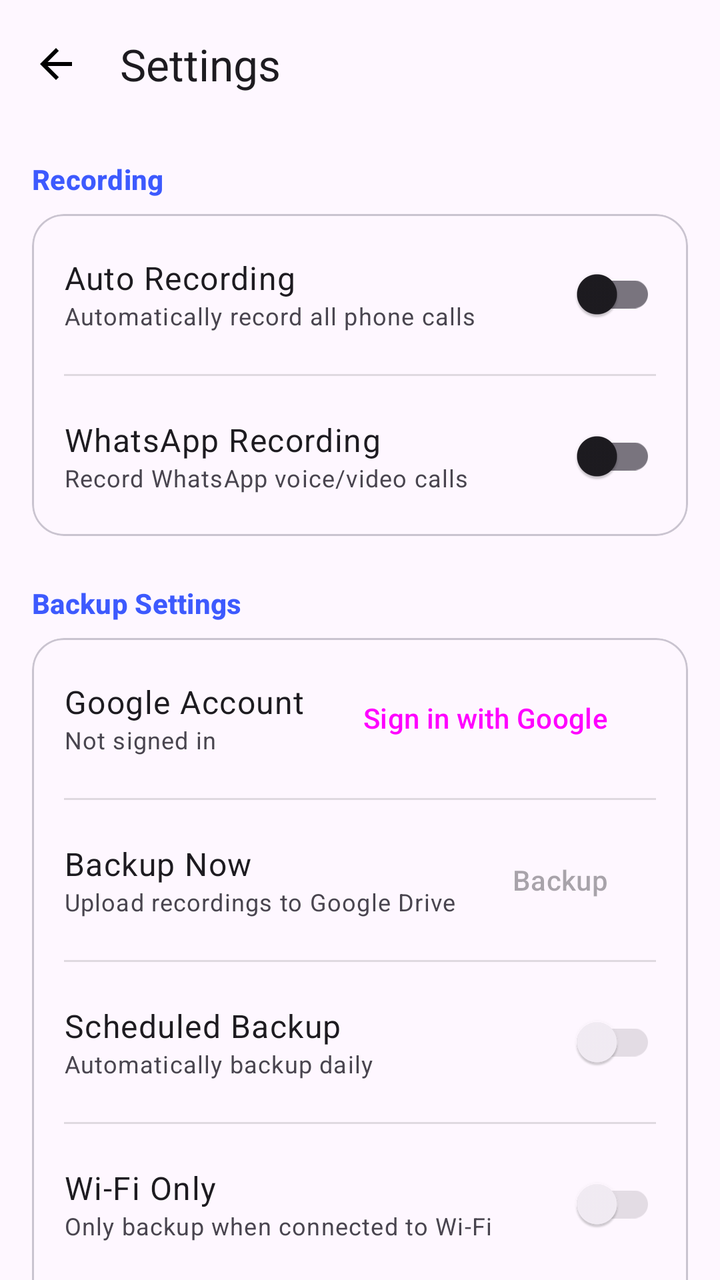
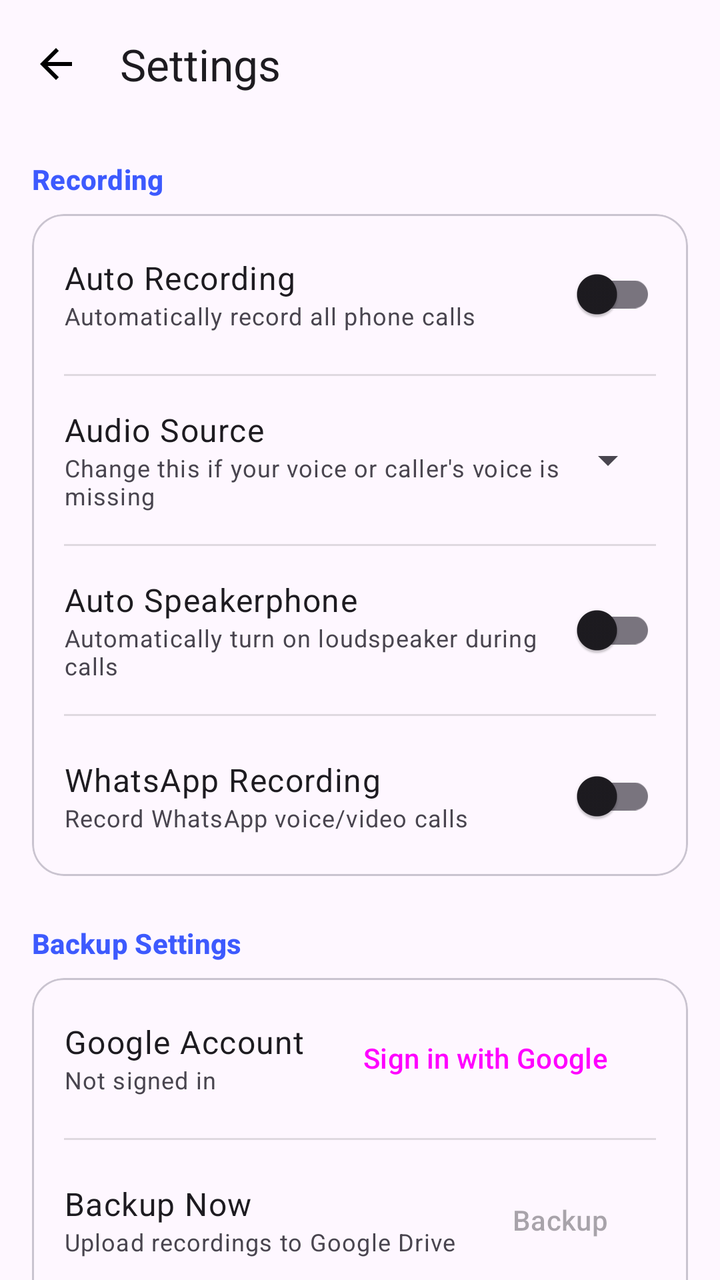

Screens rendered from an Android XML layout before and after an edit, with the pre-edit source and the edit as a unified diff.
<!-- AndroidManifest.xml: application theme Theme.SafeCallRecorder -->
<!-- res/layout/activity_settings.xml -->
<?xml version="1.0" encoding="utf-8"?>
<androidx.coordinatorlayout.widget.CoordinatorLayout xmlns:android="http://schemas.android.com/apk/res/android"
    xmlns:app="http://schemas.android.com/apk/res-auto"
    android:layout_width="match_parent"
    android:layout_height="match_parent"
    android:background="?android:colorBackground">

    <com.google.android.material.appbar.AppBarLayout
        android:layout_width="match_parent"
        android:layout_height="wrap_content">

        <com.google.android.material.appbar.MaterialToolbar
            android:id="@+id/toolbar"
            android:layout_width="match_parent"
            android:layout_height="?attr/actionBarSize"
            app:title="@string/settings"
            app:navigationIcon="@drawable/ic_arrow_back" />

    </com.google.android.material.appbar.AppBarLayout>

    <androidx.core.widget.NestedScrollView
        android:layout_width="match_parent"
        android:layout_height="match_parent"
        app:layout_behavior="@string/appbar_scrolling_view_behavior">

        <LinearLayout
            android:layout_width="match_parent"
            android:layout_height="wrap_content"
            android:orientation="vertical"
            android:padding="16dp">

            
            <TextView
                android:layout_width="wrap_content"
                android:layout_height="wrap_content"
                android:text="Recording"
                android:textAppearance="@style/TextAppearance.Material3.LabelLarge"
                android:textColor="?colorPrimary"
                android:textStyle="bold"
                android:layout_marginBottom="8dp" />

            <com.google.android.material.card.MaterialCardView
                android:layout_width="match_parent"
                android:layout_height="wrap_content"
                app:cardCornerRadius="16dp">

                <LinearLayout
                    android:layout_width="match_parent"
                    android:layout_height="wrap_content"
                    android:orientation="vertical">

                    
                    <LinearLayout
                        android:layout_width="match_parent"
                        android:layout_height="wrap_content"
                        android:orientation="horizontal"
                        android:padding="16dp"
                        android:gravity="center_vertical">

                        <LinearLayout
                            android:layout_width="0dp"
                            android:layout_height="wrap_content"
                            android:layout_weight="1"
                            android:orientation="vertical">

                            <TextView
                                android:layout_width="wrap_content"
                                android:layout_height="wrap_content"
                                android:text="Auto Recording"
                                android:textAppearance="@style/TextAppearance.Material3.BodyLarge" />

                            <TextView
                                android:layout_width="wrap_content"
                                android:layout_height="wrap_content"
                                android:text="Automatically record all phone calls"
                                android:textAppearance="@style/TextAppearance.Material3.BodySmall"
                                android:textColor="?android:textColorSecondary" />

                        </LinearLayout>

                        <com.google.android.material.switchmaterial.SwitchMaterial
                            android:id="@+id/auto_recording_switch"
                            android:layout_width="wrap_content"
                            android:layout_height="wrap_content" />

                    </LinearLayout>

                    <View
                        android:layout_width="match_parent"
                        android:layout_height="1dp"
                        android:background="?android:listDivider"
                        android:layout_marginHorizontal="16dp" />

                    
                    <LinearLayout
                        android:layout_width="match_parent"
                        android:layout_height="wrap_content"
                        android:orientation="horizontal"
                        android:padding="16dp"
                        android:gravity="center_vertical">

                        <LinearLayout
                            android:layout_width="0dp"
                            android:layout_height="wrap_content"
                            android:layout_weight="1"
                            android:orientation="vertical">

                            <TextView
                                android:layout_width="wrap_content"
                                android:layout_height="wrap_content"
                                android:text="WhatsApp Recording"
                                android:textAppearance="@style/TextAppearance.Material3.BodyLarge" />

                            <TextView
                                android:layout_width="wrap_content"
                                android:layout_height="wrap_content"
                                android:text="Record WhatsApp voice/video calls"
                                android:textAppearance="@style/TextAppearance.Material3.BodySmall"
                                android:textColor="?android:textColorSecondary" />

                        </LinearLayout>

                        <com.google.android.material.switchmaterial.SwitchMaterial
                            android:id="@+id/whatsapp_recording_switch"
                            android:layout_width="wrap_content"
                            android:layout_height="wrap_content" />

                    </LinearLayout>

                </LinearLayout>

            </com.google.android.material.card.MaterialCardView>

            
            <TextView
                android:layout_width="wrap_content"
                android:layout_height="wrap_content"
                android:text="@string/backup_settings"
                android:textAppearance="@style/TextAppearance.Material3.LabelLarge"
                android:textColor="?colorPrimary"
                android:textStyle="bold"
                android:layout_marginTop="24dp"
                android:layout_marginBottom="8dp" />

            <com.google.android.material.card.MaterialCardView
                android:layout_width="match_parent"
                android:layout_height="wrap_content"
                app:cardCornerRadius="16dp">

                <LinearLayout
                    android:layout_width="match_parent"
                    android:layout_height="wrap_content"
                    android:orientation="vertical">

                    
                    <LinearLayout
                        android:layout_width="match_parent"
                        android:layout_height="wrap_content"
                        android:orientation="horizontal"
                        android:padding="16dp"
                        android:gravity="center_vertical">

                        <LinearLayout
                            android:layout_width="0dp"
                            android:layout_height="wrap_content"
                            android:layout_weight="1"
                            android:orientation="vertical">

                            <TextView
                                android:layout_width="wrap_content"
                                android:layout_height="wrap_content"
                                android:text="Google Account"
                                android:textAppearance="@style/TextAppearance.Material3.BodyLarge" />

                            <TextView
                                android:id="@+id/google_account_email"
                                android:layout_width="wrap_content"
                                android:layout_height="wrap_content"
                                android:text="Not signed in"
                                android:textAppearance="@style/TextAppearance.Material3.BodySmall"
                                android:textColor="?android:textColorSecondary" />

                        </LinearLayout>

                        <Button
                            android:id="@+id/sign_in_button"
                            android:layout_width="wrap_content"
                            android:layout_height="wrap_content"
                            android:text="@string/sign_in_google"
                            style="@style/Widget.Material3.Button.TonalButton" />

                    </LinearLayout>

                    <View
                        android:layout_width="match_parent"
                        android:layout_height="1dp"
                        android:background="?android:listDivider"
                        android:layout_marginHorizontal="16dp" />

                    
                    <LinearLayout
                        android:layout_width="match_parent"
                        android:layout_height="wrap_content"
                        android:orientation="horizontal"
                        android:padding="16dp"
                        android:gravity="center_vertical">

                        <LinearLayout
                            android:layout_width="0dp"
                            android:layout_height="wrap_content"
                            android:layout_weight="1"
                            android:orientation="vertical">

                            <TextView
                                android:layout_width="wrap_content"
                                android:layout_height="wrap_content"
                                android:text="@string/backup_now"
                                android:textAppearance="@style/TextAppearance.Material3.BodyLarge" />

                            <TextView
                                android:layout_width="wrap_content"
                                android:layout_height="wrap_content"
                                android:text="Upload recordings to Google Drive"
                                android:textAppearance="@style/TextAppearance.Material3.BodySmall"
                                android:textColor="?android:textColorSecondary" />

                        </LinearLayout>

                        <Button
                            android:id="@+id/backup_now_button"
                            android:layout_width="wrap_content"
                            android:layout_height="wrap_content"
                            android:text="Backup"
                            android:enabled="false"
                            style="@style/Widget.Material3.Button.TonalButton" />

                    </LinearLayout>

                    <View
                        android:layout_width="match_parent"
                        android:layout_height="1dp"
                        android:background="?android:listDivider"
                        android:layout_marginHorizontal="16dp" />

                    
                    <LinearLayout
                        android:layout_width="match_parent"
                        android:layout_height="wrap_content"
                        android:orientation="horizontal"
                        android:padding="16dp"
                        android:gravity="center_vertical">

                        <LinearLayout
                            android:layout_width="0dp"
                            android:layout_height="wrap_content"
                            android:layout_weight="1"
                            android:orientation="vertical">

                            <TextView
                                android:layout_width="wrap_content"
                                android:layout_height="wrap_content"
                                android:text="@string/scheduled_backup"
                                android:textAppearance="@style/TextAppearance.Material3.BodyLarge" />

                            <TextView
                                android:layout_width="wrap_content"
                                android:layout_height="wrap_content"
                                android:text="Automatically backup daily"
                                android:textAppearance="@style/TextAppearance.Material3.BodySmall"
                                android:textColor="?android:textColorSecondary" />

                        </LinearLayout>

                        <com.google.android.material.switchmaterial.SwitchMaterial
                            android:id="@+id/scheduled_backup_switch"
                            android:layout_width="wrap_content"
                            android:layout_height="wrap_content"
                            android:enabled="false" />

                    </LinearLayout>

                    <View
                        android:layout_width="match_parent"
                        android:layout_height="1dp"
                        android:background="?android:listDivider"
                        android:layout_marginHorizontal="16dp" />

                    
                    <LinearLayout
                        android:layout_width="match_parent"
                        android:layout_height="wrap_content"
                        android:orientation="horizontal"
                        android:padding="16dp"
                        android:gravity="center_vertical">

                        <LinearLayout
                            android:layout_width="0dp"
                            android:layout_height="wrap_content"
                            android:layout_weight="1"
                            android:orientation="vertical">

                            <TextView
                                android:layout_width="wrap_content"
                                android:layout_height="wrap_content"
                                android:text="@string/wifi_only"
                                android:textAppearance="@style/TextAppearance.Material3.BodyLarge" />

                            <TextView
                                android:layout_width="wrap_content"
                                android:layout_height="wrap_content"
                                android:text="@string/wifi_only_desc"
                                android:textAppearance="@style/TextAppearance.Material3.BodySmall"
                                android:textColor="?android:textColorSecondary" />

                        </LinearLayout>

                        <com.google.android.material.switchmaterial.SwitchMaterial
                            android:id="@+id/wifi_only_switch"
                            android:layout_width="wrap_content"
                            android:layout_height="wrap_content"
                            android:enabled="false" />

                    </LinearLayout>

                    <View
                        android:layout_width="match_parent"
                        android:layout_height="1dp"
                        android:background="?android:listDivider"
                        android:layout_marginHorizontal="16dp" />

                    
                    <LinearLayout
                        android:layout_width="match_parent"
                        android:layout_height="wrap_content"
                        android:orientation="horizontal"
                        android:padding="16dp"
                        android:gravity="center_vertical">

                        <LinearLayout
                            android:layout_width="0dp"
                            android:layout_height="wrap_content"
                            android:layout_weight="1"
                            android:orientation="vertical">

                            <TextView
                                android:layout_width="wrap_content"
                                android:layout_height="wrap_content"
                                android:text="App Lock"
                                android:textAppearance="@style/TextAppearance.Material3.BodyLarge" />

                            <TextView
                                android:layout_width="wrap_content"
                                android:layout_height="wrap_content"
                                android:text="Require biometrics to open app"
                                android:textAppearance="@style/TextAppearance.Material3.BodySmall"
                                android:textColor="?android:textColorSecondary" />

                        </LinearLayout>

                        <com.google.android.material.switchmaterial.SwitchMaterial
                            android:id="@+id/biometric_switch"
                            android:layout_width="wrap_content"
                            android:layout_height="wrap_content" />

                    </LinearLayout>

                </LinearLayout>

            </com.google.android.material.card.MaterialCardView>

            
            <TextView
                android:layout_width="wrap_content"
                android:layout_height="wrap_content"
                android:text="Storage"
                android:textAppearance="@style/TextAppearance.Material3.LabelLarge"
                android:textColor="?colorPrimary"
                android:textStyle="bold"
                android:layout_marginTop="24dp"
                android:layout_marginBottom="8dp" />

            <com.google.android.material.card.MaterialCardView
                android:layout_width="match_parent"
                android:layout_height="wrap_content"
                app:cardCornerRadius="16dp">

                <LinearLayout
                    android:layout_width="match_parent"
                    android:layout_height="wrap_content"
                    android:orientation="vertical">

                    
                    <LinearLayout
                        android:layout_width="match_parent"
                        android:layout_height="wrap_content"
                        android:orientation="horizontal"
                        android:padding="16dp"
                        android:gravity="center_vertical">

                        <LinearLayout
                            android:layout_width="0dp"
                            android:layout_height="wrap_content"
                            android:layout_weight="1"
                            android:orientation="vertical">

                            <TextView
                                android:layout_width="wrap_content"
                                android:layout_height="wrap_content"
                                android:text="Recordings"
                                android:textAppearance="@style/TextAppearance.Material3.BodyLarge" />

                            <TextView
                                android:id="@+id/storage_info"
                                android:layout_width="wrap_content"
                                android:layout_height="wrap_content"
                                android:text="Loading..."
                                android:textAppearance="@style/TextAppearance.Material3.BodySmall"
                                android:textColor="?android:textColorSecondary" />

                        </LinearLayout>

                    </LinearLayout>

                    <View
                        android:layout_width="match_parent"
                        android:layout_height="1dp"
                        android:background="?android:listDivider"
                        android:layout_marginHorizontal="16dp" />

                    
                    <LinearLayout
                        android:id="@+id/clear_data_button"
                        android:layout_width="match_parent"
                        android:layout_height="wrap_content"
                        android:orientation="horizontal"
                        android:padding="16dp"
                        android:gravity="center_vertical"
                        android:background="?selectableItemBackground">

                        <LinearLayout
                            android:layout_width="0dp"
                            android:layout_height="wrap_content"
                            android:layout_weight="1"
                            android:orientation="vertical">

                            <TextView
                                android:layout_width="wrap_content"
                                android:layout_height="wrap_content"
                                android:text="@string/clear_all_data"
                                android:textAppearance="@style/TextAppearance.Material3.BodyLarge"
                                android:textColor="@android:color/holo_red_light" />

                            <TextView
                                android:layout_width="wrap_content"
                                android:layout_height="wrap_content"
                                android:text="Delete all recordings and reset app"
                                android:textAppearance="@style/TextAppearance.Material3.BodySmall"
                                android:textColor="?android:textColorSecondary" />

                        </LinearLayout>

                    </LinearLayout>

                </LinearLayout>

            </com.google.android.material.card.MaterialCardView>

            
            <TextView
                android:layout_width="wrap_content"
                android:layout_height="wrap_content"
                android:text="@string/about"
                android:textAppearance="@style/TextAppearance.Material3.LabelLarge"
                android:textColor="?colorPrimary"
                android:textStyle="bold"
                android:layout_marginTop="24dp"
                android:layout_marginBottom="8dp" />

            <com.google.android.material.card.MaterialCardView
                android:layout_width="match_parent"
                android:layout_height="wrap_content"
                app:cardCornerRadius="16dp">

                <LinearLayout
                    android:layout_width="match_parent"
                    android:layout_height="wrap_content"
                    android:orientation="vertical"
                    android:padding="16dp">

                    <TextView
                        android:layout_width="wrap_content"
                        android:layout_height="wrap_content"
                        android:text="SafeCall Recorder"
                        android:textAppearance="@style/TextAppearance.Material3.BodyLarge" />

                    <TextView
                        android:layout_width="wrap_content"
                        android:layout_height="wrap_content"
                        android:text="Version 1.0.0"
                        android:textAppearance="@style/TextAppearance.Material3.BodySmall"
                        android:textColor="?android:textColorSecondary" />

                </LinearLayout>

            </com.google.android.material.card.MaterialCardView>

        </LinearLayout>

    </androidx.core.widget.NestedScrollView>

</androidx.coordinatorlayout.widget.CoordinatorLayout>
<!-- resources referenced by this layout -->
<resources>
  <!-- drawable ic_arrow_back (drawable) -->
  <vector xmlns:android="http://schemas.android.com/apk/res/android"
      android:width="24dp"
      android:height="24dp"
      android:viewportWidth="24"
      android:viewportHeight="24">
      <path
          android:fillColor="#000000"
          android:pathData="M20,11H7.83l5.59,-5.59L12,4l-8,8 8,8 1.41,-1.41L7.83,13H20v-2z"/>
  </vector>
  <string name="about">About</string>
  <string name="backup_now">Backup Now</string>
  <string name="backup_settings">Backup Settings</string>
  <string name="clear_all_data">Clear All Data</string>
  <string name="scheduled_backup">Scheduled Backup</string>
  <string name="settings">Settings</string>
  <string name="sign_in_google">Sign in with Google</string>
  <string name="wifi_only">Wi-Fi Only</string>
  <string name="wifi_only_desc">Only backup when connected to Wi-Fi</string>
  <style name="Theme.SafeCallRecorder" parent="Theme.Material3.DayNight.NoActionBar">
          
          <item name="colorPrimary">#3D5AFE</item>
          <item name="colorPrimaryVariant">#0031CA</item>
          <item name="colorOnPrimary">@android:color/white</item>
          
          
          <item name="colorSecondary">#00BFA5</item>
          <item name="colorSecondaryVariant">#008E76</item>
          <item name="colorOnSecondary">@android:color/white</item>
          
          
          <item name="android:statusBarColor">?android:colorBackground</item>
          <item name="android:navigationBarColor">?android:colorBackground</item>
          <item name="android:windowLightStatusBar">true</item>
      </style>
</resources>

<!-- the commit's change to res/layout/activity_settings.xml (unified diff, before → after) -->
@@ -108,6 +108,90 @@
                             <TextView
                                 android:layout_width="wrap_content"
                                 android:layout_height="wrap_content"
+                                android:text="Audio Source"
+                                android:textAppearance="@style/TextAppearance.Material3.BodyLarge" />
+
+                            <TextView
+                                android:layout_width="wrap_content"
+                                android:layout_height="wrap_content"
+                                android:text="Change this if your voice or caller's voice is missing"
+                                android:textAppearance="@style/TextAppearance.Material3.BodySmall"
+                                android:textColor="?android:textColorSecondary" />
+
+                        </LinearLayout>
+
+                        <Spinner
+                            android:id="@+id/audio_source_spinner"
+                            android:layout_width="wrap_content"
+                            android:layout_height="wrap_content" />
+
+                    </LinearLayout>
+
+                    <View
+                        android:layout_width="match_parent"
+                        android:layout_height="1dp"
+                        android:background="?android:listDivider"
+                        android:layout_marginHorizontal="16dp" />
+
+                    
+                    <LinearLayout
+                        android:layout_width="match_parent"
+                        android:layout_height="wrap_content"
+                        android:orientation="horizontal"
+                        android:padding="16dp"
+                        android:gravity="center_vertical">
+
+                        <LinearLayout
+                            android:layout_width="0dp"
+                            android:layout_height="wrap_content"
+                            android:layout_weight="1"
+                            android:orientation="vertical">
+
+                            <TextView
+                                android:layout_width="wrap_content"
+                                android:layout_height="wrap_content"
+                                android:text="Auto Speakerphone"
+                                android:textAppearance="@style/TextAppearance.Material3.BodyLarge" />
+
+                            <TextView
+                                android:layout_width="wrap_content"
+                                android:layout_height="wrap_content"
+                                android:text="Automatically turn on loudspeaker during calls"
+                                android:textAppearance="@style/TextAppearance.Material3.BodySmall"
+                                android:textColor="?android:textColorSecondary" />
+
+                        </LinearLayout>
+
+                        <com.google.android.material.switchmaterial.SwitchMaterial
+                            android:id="@+id/auto_speaker_switch"
+                            android:layout_width="wrap_content"
+                            android:layout_height="wrap_content" />
+
+                    </LinearLayout>
+
+                    <View
+                        android:layout_width="match_parent"
+                        android:layout_height="1dp"
+                        android:background="?android:listDivider"
+                        android:layout_marginHorizontal="16dp" />
+
+                    
+                    <LinearLayout
+                        android:layout_width="match_parent"
+                        android:layout_height="wrap_content"
+                        android:orientation="horizontal"
+                        android:padding="16dp"
+                        android:gravity="center_vertical">
+
+                        <LinearLayout
+                            android:layout_width="0dp"
+                            android:layout_height="wrap_content"
+                            android:layout_weight="1"
+                            android:orientation="vertical">
+
+                            <TextView
+                                android:layout_width="wrap_content"
+                                android:layout_height="wrap_content"
                                 android:text="WhatsApp Recording"
                                 android:textAppearance="@style/TextAppearance.Material3.BodyLarge" />
 
